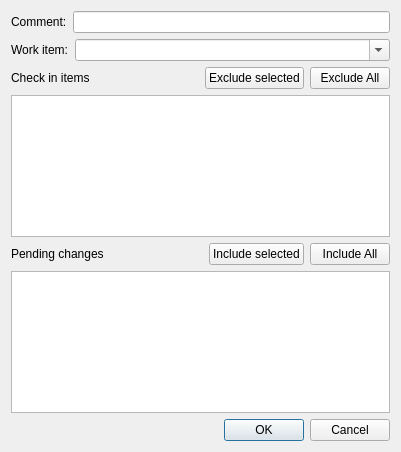
First picture: the form in src/checkin.ui, repository nundee/GitCheckin, before the edit.
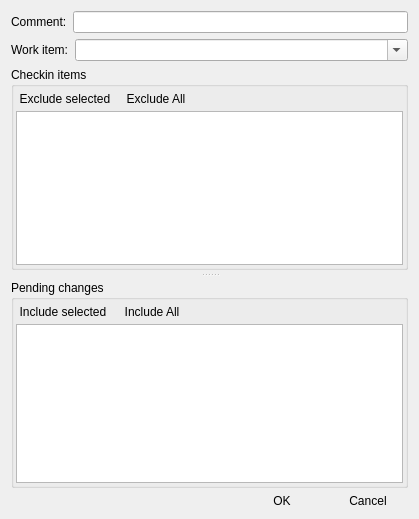
Second picture: the form after the edit.

The edit to the form file:
```diff
--- a/src/checkin.ui
+++ b/src/checkin.ui
@@ -6,14 +6,64 @@
    <rect>
     <x>0</x>
     <y>0</y>
-    <width>401</width>
-    <height>452</height>
+    <width>419</width>
+    <height>519</height>
    </rect>
   </property>
+  <property name="font">
+   <font>
+    <family>Calibri</family>
+    <pointsize>9</pointsize>
+    <stylestrategy>PreferAntialias</stylestrategy>
+   </font>
+  </property>
   <property name="windowTitle">
    <string>Check in changes</string>
   </property>
-  <layout class="QVBoxLayout" name="verticalLayout">
+  <property name="styleSheet">
+   <string notr="true">QPushButton {
+    border: none;
+    border-radius: 4px;
+    /*background-color: #dadbde;*/
+    min-width: 80px;
+}
+
+QPushButton:pressed {
+	border: 1px;
+	border-color: navy; 
+}
+
+QPushButton:hover {
+    background-color: #dadbde;
+}
+
+
+QPushButton:flat {
+    border: none; /* no border for a flat push button */
+}
+
+QPushButton:default {
+    border: 1px;
+    border-color: navy; /* make the default button prominent */
+}</string>
+  </property>
+  <layout class="QVBoxLayout" name="verticalLayout_5">
+   <item>
+    <widget class="QSplitter" name="splitter">
+     <property name="frameShape">
+      <enum>QFrame::NoFrame</enum>
+     </property>
+     <property name="lineWidth">
+      <number>5</number>
+     </property>
+     <property name="orientation">
+      <enum>Qt::Vertical</enum>
+     </property>
+     <property name="handleWidth">
+      <number>10</number>
+     </property>
+     <widget class="QWidget" name="">
+      <layout class="QVBoxLayout" name="verticalLayout_3">
    <item>
     <layout class="QHBoxLayout" name="horizontalLayout_4">
      <item>
@@ -59,31 +109,35 @@
     </layout>
    </item>
    <item>
+        <widget class="QGroupBox" name="groupBox">
+         <property name="title">
+          <string>Checkin items</string>
+         </property>
+         <layout class="QVBoxLayout" name="verticalLayout">
+          <property name="spacing">
+           <number>2</number>
+          </property>
+          <property name="leftMargin">
+           <number>2</number>
+          </property>
+          <property name="topMargin">
+           <number>2</number>
+          </property>
+          <property name="rightMargin">
+           <number>2</number>
+          </property>
+          <property name="bottomMargin">
+           <number>2</number>
+          </property>
+          <item>
     <layout class="QHBoxLayout" name="horizontalLayout">
-     <item>
-      <widget class="QLabel" name="label_2">
-       <property name="text">
-        <string>Check in items</string>
-       </property>
-      </widget>
-     </item>
-     <item>
-      <spacer name="horizontalSpacer">
-       <property name="orientation">
-        <enum>Qt::Horizontal</enum>
-       </property>
-       <property name="sizeHint" stdset="0">
-        <size>
-         <width>40</width>
-         <height>20</height>
-        </size>
-       </property>
-      </spacer>
-     </item>
      <item>
       <widget class="QPushButton" name="bExcludeSelected">
        <property name="text">
-        <string>Exclude selected</string>
+               <string> Exclude selected </string>
+              </property>
+              <property name="flat">
+               <bool>false</bool>
        </property>
       </widget>
      </item>
@@ -92,8 +146,24 @@
        <property name="text">
         <string>Exclude All</string>
        </property>
-      </widget>
-     </item>
+              <property name="flat">
+               <bool>false</bool>
+              </property>
+             </widget>
+            </item>
+            <item>
+             <spacer name="horizontalSpacer">
+              <property name="orientation">
+               <enum>Qt::Horizontal</enum>
+              </property>
+              <property name="sizeHint" stdset="0">
+               <size>
+                <width>40</width>
+                <height>20</height>
+               </size>
+              </property>
+             </spacer>
+            </item>
     </layout>
    </item>
    <item>
@@ -103,32 +173,43 @@
      </property>
     </widget>
    </item>
+         </layout>
+        </widget>
+       </item>
+      </layout>
+     </widget>
+     <widget class="QWidget" name="">
+      <layout class="QVBoxLayout" name="verticalLayout_4">
    <item>
-    <layout class="QHBoxLayout" name="horizontalLayout_2">
-     <item>
-      <widget class="QLabel" name="label_3">
-       <property name="text">
+        <widget class="QGroupBox" name="groupBox_2">
+         <property name="title">
         <string>Pending changes</string>
        </property>
-      </widget>
-     </item>
+         <layout class="QVBoxLayout" name="verticalLayout_2">
+          <property name="spacing">
+           <number>2</number>
+          </property>
+          <property name="leftMargin">
+           <number>2</number>
+          </property>
+          <property name="topMargin">
+           <number>2</number>
+          </property>
+          <property name="rightMargin">
+           <number>2</number>
+          </property>
+          <property name="bottomMargin">
+           <number>2</number>
+          </property>
      <item>
-      <spacer name="horizontalSpacer_2">
-       <property name="orientation">
-        <enum>Qt::Horizontal</enum>
-       </property>
-       <property name="sizeHint" stdset="0">
-        <size>
-         <width>40</width>
-         <height>20</height>
-        </size>
-       </property>
-      </spacer>
-     </item>
+           <layout class="QHBoxLayout" name="horizontalLayout_2">
      <item>
       <widget class="QPushButton" name="bIncludeSelected">
        <property name="text">
-        <string>Include selected</string>
+               <string> Include selected </string>
+              </property>
+              <property name="flat">
+               <bool>false</bool>
        </property>
       </widget>
      </item>
@@ -137,12 +218,35 @@
        <property name="text">
         <string>Include All</string>
        </property>
-      </widget>
-     </item>
+              <property name="flat">
+               <bool>false</bool>
+              </property>
+             </widget>
+            </item>
+            <item>
+             <spacer name="horizontalSpacer_2">
+              <property name="orientation">
+               <enum>Qt::Horizontal</enum>
+              </property>
+              <property name="sizeHint" stdset="0">
+               <size>
+                <width>40</width>
+                <height>20</height>
+               </size>
+              </property>
+             </spacer>
+            </item>
     </layout>
    </item>
    <item>
-    <widget class="QListView" name="listViewPendingChanges"/>
+           <widget class="QListView" name="listViewPendingChanges">
+            <property name="selectionMode">
+             <enum>QAbstractItemView::MultiSelection</enum>
+            </property>
+           </widget>
+          </item>
+         </layout>
+        </widget>
    </item>
    <item>
     <widget class="QDialogButtonBox" name="buttonBox">
@@ -153,6 +257,10 @@
    </item>
   </layout>
  </widget>
+    </widget>
+   </item>
+  </layout>
+ </widget>
  <resources/>
  <connections/>
 </ui>
```
Left out of the diff: 37 changed lines with no effect on the pictures. Lines whose indentation alone changed are shown as unchanged.
